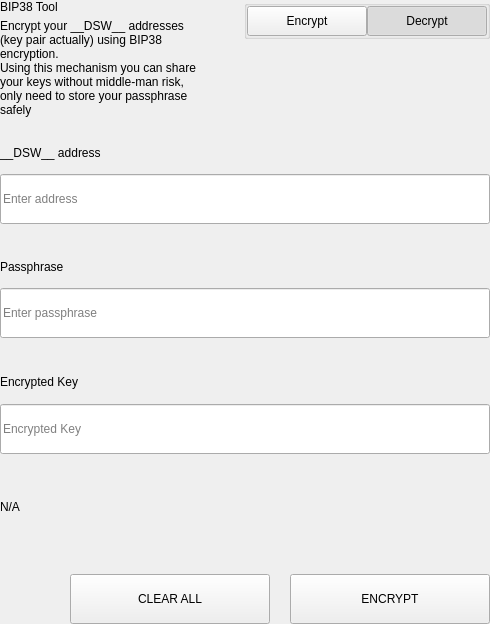
Before: the Qt Designer form src/qt/pivx/settings/forms/settingsbittoolwidget.ui in decenomy/DSW, drawn with Qt 5.
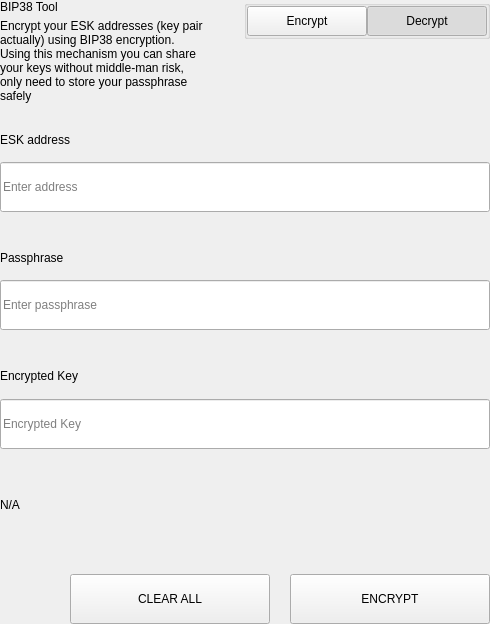
After: the same form once the commit is applied.

```diff
--- a/src/qt/pivx/settings/forms/settingsbittoolwidget.ui
+++ b/src/qt/pivx/settings/forms/settingsbittoolwidget.ui
@@ -69,7 +69,7 @@
             <item>
              <widget class="QLabel" name="labelSubtitle1">
               <property name="text">
-               <string>Encrypt your __DSW__ addresses (key pair actually) using BIP38 encryption.
+               <string>Encrypt your ESK addresses (key pair actually) using BIP38 encryption.
 Using this mechanism you can share your keys without middle-man risk, only need to store your passphrase safely</string>
               </property>
               <property name="wordWrap">
@@ -657,7 +657,7 @@
                   </size>
                  </property>
                  <property name="text">
-                  <string>__DSW__ address</string>
+                  <string>ESK address</string>
                  </property>
                 </widget>
                </item>
```
